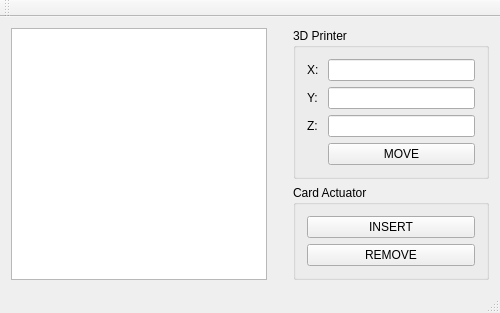
First picture: the form in ui/mainwindow.ui, repository stone-payments/pos-unified-test-automation, before the edit.
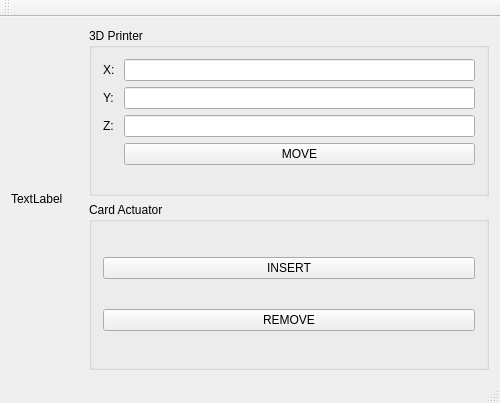
Second picture: the form after the edit.

Commit message: Change QGraphicsScene by QLabel

What changed in the file:
```diff
--- a/ui/mainwindow.ui
+++ b/ui/mainwindow.ui
@@ -7,7 +7,7 @@
     <x>0</x>
     <y>0</y>
     <width>500</width>
-    <height>300</height>
+    <height>403</height>
    </rect>
   </property>
   <property name="windowTitle">
@@ -16,7 +16,11 @@
   <widget class="QWidget" name="centralWidget">
    <layout class="QHBoxLayout" name="horizontalLayout">
     <item>
-     <widget class="QGraphicsView" name="cameraView"/>
+     <widget class="QLabel" name="cameraView">
+      <property name="text">
+       <string>TextLabel</string>
+      </property>
+     </widget>
     </item>
     <item>
      <layout class="QVBoxLayout" name="verticalLayout">
```
Left out of the diff: 2 changed lines with no effect on the pictures. The commit also changes 2 other files.
